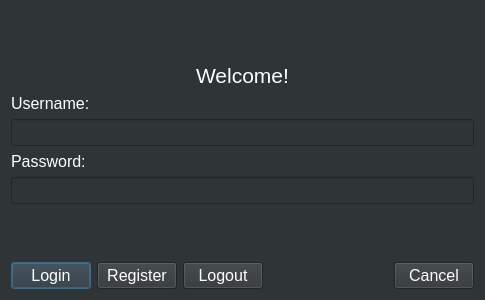
Old version of the form logindialog.ui in the repository alvi-khan/Marshal.
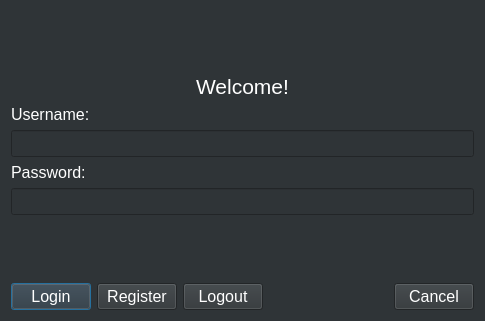
New version of the form.

Patch:
```diff
--- a/logindialog.ui
+++ b/logindialog.ui
@@ -7,7 +7,7 @@
     <x>0</x>
     <y>0</y>
     <width>485</width>
-    <height>300</height>
+    <height>321</height>
    </rect>
   </property>
   <property name="font">
@@ -100,6 +100,12 @@
        <pointsize>12</pointsize>
       </font>
      </property>
+     <property name="inputMethodHints">
+      <set>Qt::ImhHiddenText|Qt::ImhNoAutoUppercase|Qt::ImhNoPredictiveText|Qt::ImhSensitiveData</set>
+     </property>
+     <property name="echoMode">
+      <enum>QLineEdit::Password</enum>
+     </property>
     </widget>
    </item>
    <item>
```
